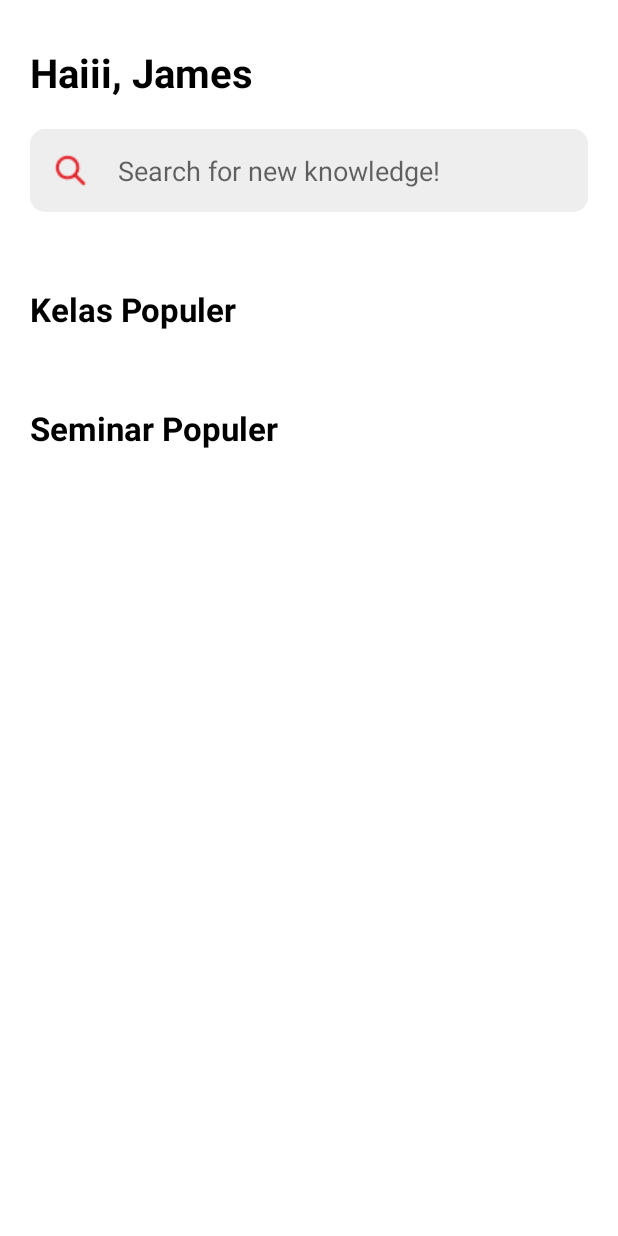
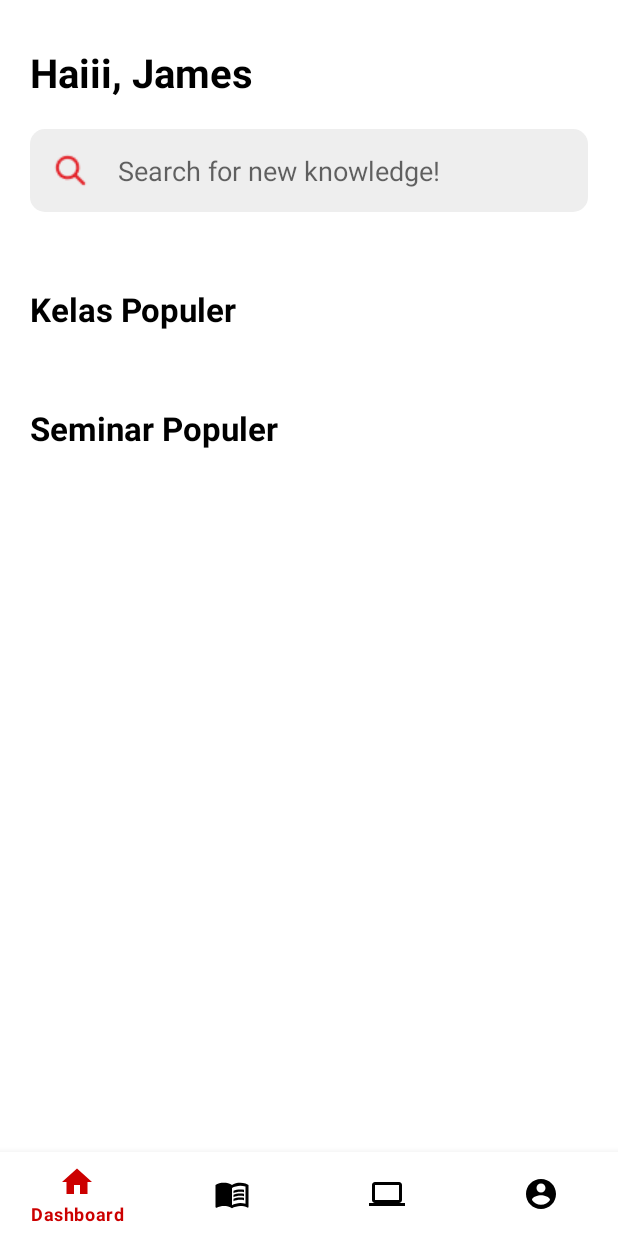
Before and after one commit to rizkinahayyuni/RumahUMKM, an Android app: the HomeActivity screen opened directly, with no data from a screen before it, on a phone screen of 412 x 824 dp. Run offline under Robolectric (Android 15) with nearby library versions, the phone set to English and light mode, and no system bars; 1 statement that could not run was skipped.

Commit message:
membuat navigation

```diff
--- a/app/build.gradle
+++ b/app/build.gradle
@@ -33,6 +33,7 @@
     implementation 'androidx.appcompat:appcompat:1.2.0'
     implementation 'com.google.android.material:material:1.2.1'
     implementation 'androidx.constraintlayout:constraintlayout:2.0.4'
+    implementation 'com.google.android.material:material:1.1.0'
     testImplementation 'junit:junit:4.+'
     androidTestImplementation 'androidx.test.ext:junit:1.1.2'
     androidTestImplementation 'androidx.test.espresso:espresso-core:3.3.0'
--- a/app/src/main/AndroidManifest.xml
+++ b/app/src/main/AndroidManifest.xml
@@ -9,6 +9,9 @@
         android:roundIcon="@mipmap/ic_launcher_round"
         android:supportsRtl="true"
         android:theme="@style/Theme.RumahUMKM">
+        <activity android:name=".AkunActivity"></activity>
+        <activity android:name=".SeminarActivity" />
+        <activity android:name=".KelasActivity" />
         <activity android:name=".MainActivity">
             <intent-filter>
                 <action android:name="android.intent.action.MAIN" />
@@ -16,10 +19,9 @@
                 <category android:name="android.intent.category.LAUNCHER" />
             </intent-filter>
         </activity>
-        <activity android:name=".RegisterActivity"></activity>
+        <activity android:name=".RegisterActivity" />
         <activity android:name=".LoginActivity" />
         <activity android:name=".HomeActivity" />
-
     </application>
 
 </manifest>
--- a/app/src/main/java/com/kuliah/rumahumkm/LoginActivity.java
+++ b/app/src/main/java/com/kuliah/rumahumkm/LoginActivity.java
@@ -14,6 +14,7 @@
     EditText username, password;
     Button signin,register;
     DBHelper DB;
+    HomeActivity homeActivity;
 
     @Override
     protected void onCreate(Bundle savedInstanceState) {
@@ -38,7 +39,10 @@
                     Boolean checkuserpass = DB.checkusernamepassword(user,pass);
                     if (checkuserpass==true) {
                         Toast.makeText(LoginActivity.this, "Sign In Successfull", Toast.LENGTH_SHORT);
+                        Bundle setUsername = new Bundle();
                         Intent intent = new Intent(getApplicationContext(), HomeActivity.class);
+                        setUsername.putString("Username", user);
+                        intent.putExtras(setUsername);
                         startActivity(intent);
                     } else {
                         Toast.makeText(LoginActivity.this, "Infalid Credentials", Toast.LENGTH_SHORT);
--- /dev/null
+++ b/app/src/main/res/drawable/ic_akun.xml
@@ -0,0 +1,10 @@
+<vector xmlns:android="http://schemas.android.com/apk/res/android"
+    android:width="24dp"
+    android:height="24dp"
+    android:viewportWidth="24"
+    android:viewportHeight="24"
+    android:tint="?attr/colorControlNormal">
+  <path
+      android:fillColor="@android:color/white"
+      android:pathData="M12,2C6.48,2 2,6.48 2,12s4.48,10 10,10 10,-4.48 10,-10S17.52,2 12,2zM12,5c1.66,0 3,1.34 3,3s-1.34,3 -3,3 -3,-1.34 -3,-3 1.34,-3 3,-3zM12,19.2c-2.5,0 -4.71,-1.28 -6,-3.22 0.03,-1.99 4,-3.08 6,-3.08 1.99,0 5.97,1.09 6,3.08 -1.29,1.94 -3.5,3.22 -6,3.22z"/>
+</vector>
--- /dev/null
+++ b/app/src/main/res/drawable/ic_home.xml
@@ -0,0 +1,10 @@
+<vector xmlns:android="http://schemas.android.com/apk/res/android"
+    android:width="24dp"
+    android:height="24dp"
+    android:viewportWidth="24"
+    android:viewportHeight="24"
+    android:tint="?attr/colorControlNormal">
+  <path
+      android:fillColor="@android:color/white"
+      android:pathData="M10,20v-6h4v6h5v-8h3L12,3 2,12h3v8z"/>
+</vector>
--- /dev/null
+++ b/app/src/main/res/drawable/ic_kelas.xml
@@ -0,0 +1,19 @@
+<vector xmlns:android="http://schemas.android.com/apk/res/android"
+    android:width="24dp"
+    android:height="24dp"
+    android:viewportWidth="24"
+    android:viewportHeight="24"
+    android:tint="?attr/colorControlNormal">
+  <path
+      android:fillColor="@android:color/white"
+      android:pathData="M21,5c-1.11,-0.35 -2.33,-0.5 -3.5,-0.5c-1.95,0 -4.05,0.4 -5.5,1.5c-1.45,-1.1 -3.55,-1.5 -5.5,-1.5S2.45,4.9 1,6v14.65c0,0.25 0.25,0.5 0.5,0.5c0.1,0 0.15,-0.05 0.25,-0.05C3.1,20.45 5.05,20 6.5,20c1.95,0 4.05,0.4 5.5,1.5c1.35,-0.85 3.8,-1.5 5.5,-1.5c1.65,0 3.35,0.3 4.75,1.05c0.1,0.05 0.15,0.05 0.25,0.05c0.25,0 0.5,-0.25 0.5,-0.5V6C22.4,5.55 21.75,5.25 21,5zM21,18.5c-1.1,-0.35 -2.3,-0.5 -3.5,-0.5c-1.7,0 -4.15,0.65 -5.5,1.5V8c1.35,-0.85 3.8,-1.5 5.5,-1.5c1.2,0 2.4,0.15 3.5,0.5V18.5z"/>
+  <path
+      android:fillColor="@android:color/white"
+      android:pathData="M17.5,10.5c0.88,0 1.73,0.09 2.5,0.26V9.24C19.21,9.09 18.36,9 17.5,9c-1.7,0 -3.24,0.29 -4.5,0.83v1.66C14.13,10.85 15.7,10.5 17.5,10.5z"/>
+  <path
+      android:fillColor="@android:color/white"
+      android:pathData="M13,12.49v1.66c1.13,-0.64 2.7,-0.99 4.5,-0.99c0.88,0 1.73,0.09 2.5,0.26V11.9c-0.79,-0.15 -1.64,-0.24 -2.5,-0.24C15.8,11.66 14.26,11.96 13,12.49z"/>
+  <path
+      android:fillColor="@android:color/white"
+      android:pathData="M17.5,14.33c-1.7,0 -3.24,0.29 -4.5,0.83v1.66c1.13,-0.64 2.7,-0.99 4.5,-0.99c0.88,0 1.73,0.09 2.5,0.26v-1.52C19.21,14.41 18.36,14.33 17.5,14.33z"/>
+</vector>
--- /dev/null
+++ b/app/src/main/res/drawable/ic_seminar.xml
@@ -0,0 +1,10 @@
+<vector xmlns:android="http://schemas.android.com/apk/res/android"
+    android:width="24dp"
+    android:height="24dp"
+    android:viewportWidth="24"
+    android:viewportHeight="24"
+    android:tint="?attr/colorControlNormal">
+  <path
+      android:fillColor="@android:color/white"
+      android:pathData="M20,18c1.1,0 1.99,-0.9 1.99,-2L22,6c0,-1.1 -0.9,-2 -2,-2H4c-1.1,0 -2,0.9 -2,2v10c0,1.1 0.9,2 2,2H0v2h24v-2h-4zM4,6h16v10H4V6z"/>
+</vector>
--- /dev/null
+++ b/app/src/main/res/drawable/selector.xml
@@ -0,0 +1,12 @@
+<?xml version="1.0" encoding="utf-8"?>
+<selector xmlns:android="http://schemas.android.com/apk/res/android">
+
+    <item
+        android:state_selected="true"
+        android:color="@android:color/holo_red_dark"/>
+
+    <item
+        android:state_selected="false"
+        android:color="@android:color/black"/>
+
+</selector>
--- a/app/src/main/res/layout/activity_home.xml
+++ b/app/src/main/res/layout/activity_home.xml
@@ -78,4 +78,15 @@
         android:layout_below="@+id/txtSeminarPopuler"
         />
 
+    <com.google.android.material.bottomnavigation.BottomNavigationView
+        android:layout_width="match_parent"
+        android:layout_height="wrap_content"
+        android:id="@+id/buttomNavigation"
+        app:itemBackground="@color/white"
+        app:itemTextColor="@drawable/selector"
+        app:itemIconTint="@drawable/selector"
+        app:menu="@menu/menu_navigation"
+        android:layout_alignParentBottom="true"/>
+
+
 </RelativeLayout>
--- /dev/null
+++ b/app/src/main/res/menu/menu_navigation.xml
@@ -0,0 +1,24 @@
+<?xml version="1.0" encoding="utf-8"?>
+<menu xmlns:android="http://schemas.android.com/apk/res/android">
+
+    <item
+        android:id="@+id/dashboard"
+        android:title="Dashboard"
+        android:icon="@drawable/ic_home"/>
+
+    <item
+        android:id="@+id/kelas"
+        android:title="Kelas"
+        android:icon="@drawable/ic_kelas"/>
+
+    <item
+        android:id="@+id/seminar"
+        android:title="Seminar"
+        android:icon="@drawable/ic_seminar"/>
+
+    <item
+        android:id="@+id/akun"
+        android:title="Akun"
+        android:icon="@drawable/ic_akun"/>
+
+</menu>
```
Also changed, not shown: app/src/main/java/com/kuliah/rumahumkm/AkunActivity.java (added, +52 -0 lines), app/src/main/java/com/kuliah/rumahumkm/HomeActivity.java (+50 -0 lines), app/src/main/java/com/kuliah/rumahumkm/KelasActivity.java (added, +52 -0 lines), app/src/main/java/com/kuliah/rumahumkm/SeminarActivity.java (added, +52 -0 lines), app/src/main/res/layout/activity_akun.xml (added, +20 -0 lines), app/src/main/res/layout/activity_kelas.xml (added, +20 -0 lines), app/src/main/res/layout/activity_seminar.xml (added, +20 -0 lines).
